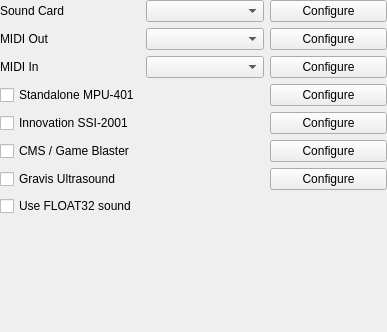
Above: src/qt/qt_settingssound.ui from 86Box/86Box before the change. Below: the same form after it.
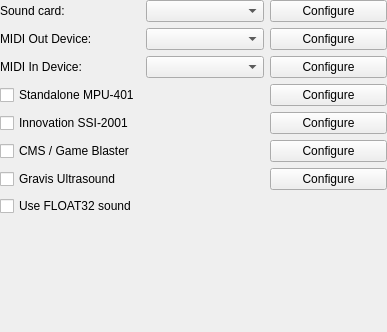
That is the form after the change.

Patch:
```diff
--- a/src/qt/qt_settingssound.ui
+++ b/src/qt/qt_settingssound.ui
@@ -29,7 +29,7 @@
    <item row="2" column="0">
     <widget class="QLabel" name="label_3">
      <property name="text">
-      <string>MIDI In</string>
+      <string>MIDI In Device:</string>
      </property>
     </widget>
    </item>
@@ -50,7 +50,7 @@
    <item row="0" column="0">
     <widget class="QLabel" name="label">
      <property name="text">
-      <string>Sound Card</string>
+      <string>Sound card:</string>
      </property>
     </widget>
    </item>
@@ -67,7 +67,7 @@
    <item row="1" column="0">
     <widget class="QLabel" name="label_2">
      <property name="text">
-      <string>MIDI Out</string>
+      <string>MIDI Out Device:</string>
      </property>
     </widget>
    </item>
```
